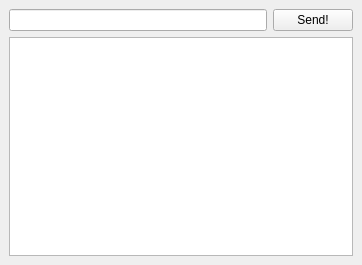
Above: client/mainwindow.ui from gravoo/hello_qt before the change. Below: the same form after it.
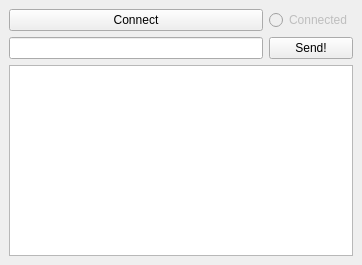
That is the form after the change.

Commit message: add connection indicator to gui

What changed in the file:
```diff
--- a/client/mainwindow.ui
+++ b/client/mainwindow.ui
@@ -17,26 +17,45 @@
    <layout class="QVBoxLayout" name="verticalLayout_4">
     <item>
      <layout class="QGridLayout" name="gridLayout">
-      <item row="0" column="1">
-       <widget class="QPushButton" name="pushButton">
-        <property name="text">
-         <string>Send!</string>
-        </property>
-       </widget>
+      <item row="9" column="0">
+       <layout class="QVBoxLayout" name="verticalLayout_7"/>
       </item>
-      <item row="0" column="0">
+      <item row="7" column="0">
        <widget class="QLineEdit" name="lineEdit">
         <property name="toolTip">
          <string>&lt;html&gt;&lt;head/&gt;&lt;body&gt;&lt;p&gt;&lt;br/&gt;&lt;/p&gt;&lt;/body&gt;&lt;/html&gt;</string>
         </property>
        </widget>
       </item>
-      <item row="1" column="0" colspan="2">
-       <layout class="QVBoxLayout" name="verticalLayout_7">
-        <item>
-         <widget class="QTextBrowser" name="textBrowser"/>
-        </item>
-       </layout>
+      <item row="8" column="0" colspan="2">
+       <widget class="QTextBrowser" name="textBrowser"/>
+      </item>
+      <item row="7" column="1">
+       <widget class="QPushButton" name="sendButton">
+        <property name="text">
+         <string>Send!</string>
+        </property>
+       </widget>
+      </item>
+      <item row="0" column="0">
+       <widget class="QPushButton" name="connectButton">
+        <property name="text">
+         <string>Connect</string>
+        </property>
+       </widget>
+      </item>
+      <item row="0" column="1">
+       <widget class="QRadioButton" name="connectionIndicator">
+        <property name="enabled">
+         <bool>false</bool>
+        </property>
+        <property name="text">
+         <string>Connected</string>
+        </property>
+        <property name="checkable">
+         <bool>true</bool>
+        </property>
+       </widget>
       </item>
      </layout>
     </item>
```
The commit also changes 4 other files.
